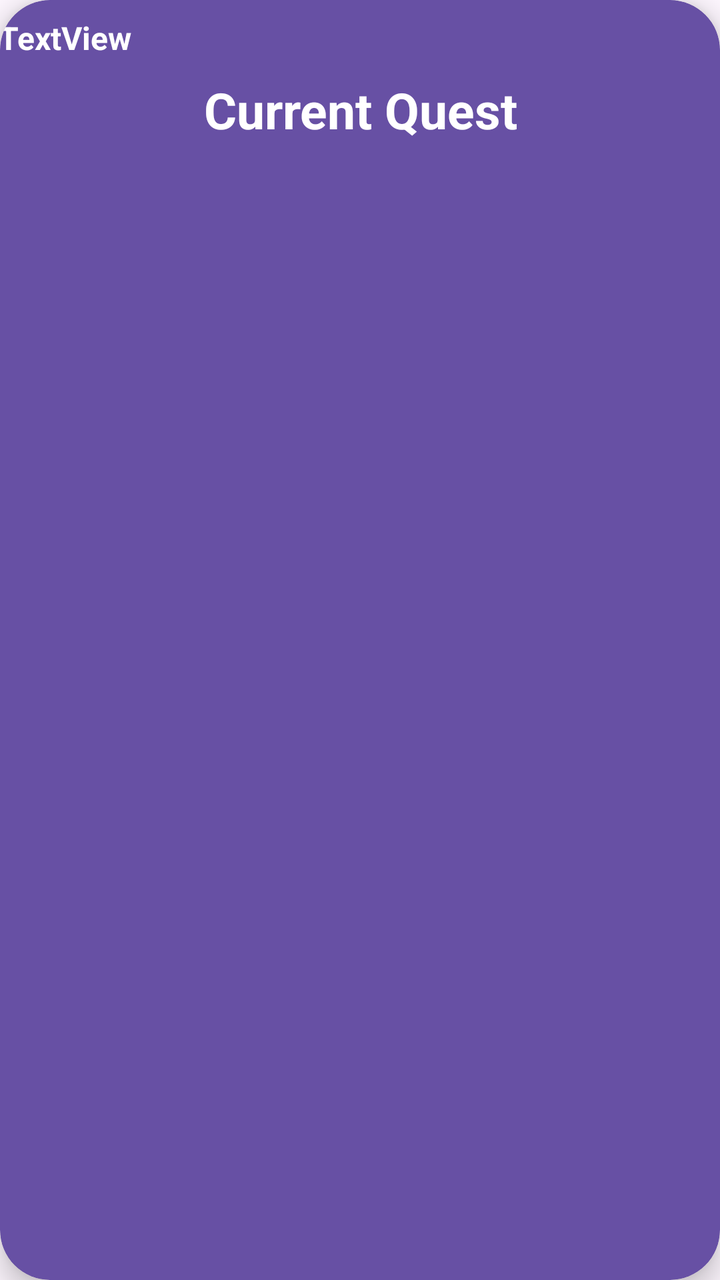
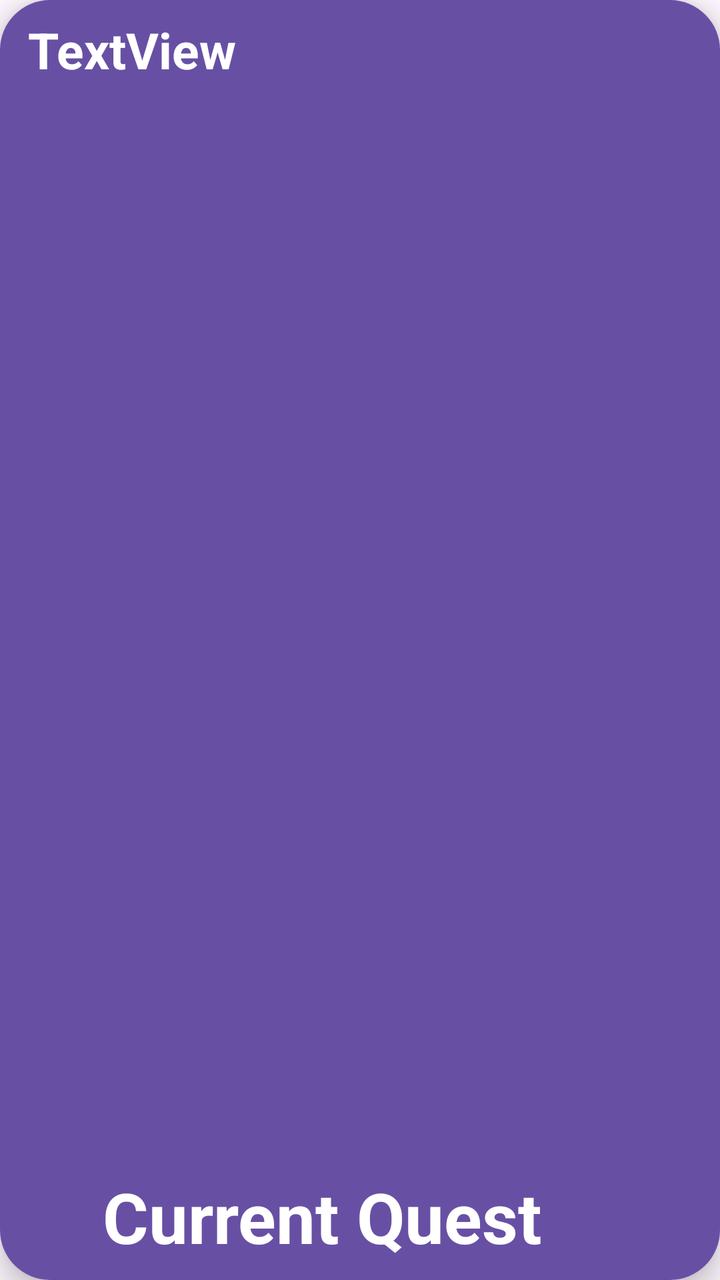

The first picture is an Android layout as it rendered before a commit; the second is the same layout after the commit. The layout source and the unified diff follow.
<!-- AndroidManifest.xml: application theme Theme.QuestLife -->
<!-- res/layout/quest_card.xml -->
<?xml version="1.0" encoding="utf-8"?>
<androidx.cardview.widget.CardView xmlns:android="http://schemas.android.com/apk/res/android"
    xmlns:app="http://schemas.android.com/apk/res-auto"
    xmlns:tools="http://schemas.android.com/tools"
    android:layout_width="match_parent"
    android:layout_height="wrap_content"
    android:layout_margin="8dp"
    app:cardBackgroundColor="#6750A4"
    app:cardCornerRadius="25dp"
    app:cardElevation="8dp">

    <androidx.constraintlayout.widget.ConstraintLayout
        android:layout_width="match_parent"
        android:layout_height="96dp">

        <TextView
            android:id="@+id/textDifficulty"
            android:layout_width="362dp"
            android:layout_height="24dp"
            android:layout_marginTop="8dp"
            android:text="TextView"
            android:textAlignment="viewStart"
            android:textColor="#FFFFFF"
            android:textSize="16sp"
            android:textStyle="bold"
            app:layout_constraintEnd_toEndOf="parent"
            app:layout_constraintStart_toStartOf="parent"
            app:layout_constraintTop_toTopOf="parent" />

        <TextView
            android:id="@+id/textCurrentQuest"
            android:layout_width="361dp"
            android:layout_height="42dp"
            android:text="Current Quest"
            android:textAlignment="center"
            android:textColor="#FFFFFF"
            android:textSize="25sp"
            android:textStyle="bold"
            app:layout_constraintBottom_toBottomOf="parent"
            app:layout_constraintEnd_toEndOf="parent"
            app:layout_constraintHorizontal_bias="0.529"
            app:layout_constraintStart_toStartOf="parent"
            app:layout_constraintTop_toBottomOf="@+id/textDifficulty"
            app:layout_constraintVertical_bias="0.272"
            app:layout_constraintWidth_percent="0.7" />


    </androidx.constraintlayout.widget.ConstraintLayout>

</androidx.cardview.widget.CardView>
<!-- resources referenced by this layout -->
<resources>
  <style name="Theme.QuestLife" parent="Base.Theme.QuestLife" />
  <style name="Base.Theme.QuestLife" parent="Theme.Material3.DayNight.NoActionBar">
          
          
      </style>
</resources>

<!-- the commit's change to res/layout/quest_card.xml (unified diff, before → after) -->
@@ -5,44 +5,66 @@
     android:layout_width="match_parent"
     android:layout_height="wrap_content"
     android:layout_margin="8dp"
-    app:cardBackgroundColor="#6750A4"
+    android:background="#6750A4"
     app:cardCornerRadius="25dp"
     app:cardElevation="8dp">
 
     <androidx.constraintlayout.widget.ConstraintLayout
-        android:layout_width="match_parent"
-        android:layout_height="96dp">
+        android:layout_width="403dp"
+        android:layout_height="match_parent"
+        android:background="#6750A4">
 
         <TextView
             android:id="@+id/textDifficulty"
-            android:layout_width="362dp"
-            android:layout_height="24dp"
+            android:layout_width="294dp"
+            android:layout_height="29dp"
             android:layout_marginTop="8dp"
             android:text="TextView"
             android:textAlignment="viewStart"
             android:textColor="#FFFFFF"
-            android:textSize="16sp"
+            android:textSize="25sp"
             android:textStyle="bold"
             app:layout_constraintEnd_toEndOf="parent"
+            app:layout_constraintHorizontal_bias="0.128"
             app:layout_constraintStart_toStartOf="parent"
             app:layout_constraintTop_toTopOf="parent" />
 
         <TextView
             android:id="@+id/textCurrentQuest"
-            android:layout_width="361dp"
-            android:layout_height="42dp"
+            android:layout_width="294dp"
+            android:layout_height="47dp"
+            android:layout_marginBottom="8dp"
             android:text="Current Quest"
             android:textAlignment="center"
             android:textColor="#FFFFFF"
-            android:textSize="25sp"
+            android:textSize="35sp"
             android:textStyle="bold"
             app:layout_constraintBottom_toBottomOf="parent"
             app:layout_constraintEnd_toEndOf="parent"
-            app:layout_constraintHorizontal_bias="0.529"
+            app:layout_constraintHorizontal_bias="0.127"
             app:layout_constraintStart_toStartOf="parent"
             app:layout_constraintTop_toBottomOf="@+id/textDifficulty"
-            app:layout_constraintVertical_bias="0.272"
+            app:layout_constraintVertical_bias="1.0"
             app:layout_constraintWidth_percent="0.7" />
+
+        <Button
+            android:id="@+id/completedQuestButton"
+            style="@style/ShapeAppearanceOverlay.Material3.Corner.Bottom"
+            android:layout_width="70dp"
+            android:layout_height="70dp"
+            android:layout_marginEnd="16dp"
+            android:elegantTextHeight="false"
+            android:fadingEdge="horizontal|vertical"
+            android:fadingEdgeLength="15dp"
+            android:foreground="@drawable/checked_checkbox_64"
+            android:singleLine="false"
+            android:textColor="@color/black"
+            android:textStyle="bold"
+            app:layout_constraintBottom_toBottomOf="parent"
+            app:layout_constraintEnd_toEndOf="parent"
+            app:layout_constraintHorizontal_bias="0.0"
+            app:layout_constraintStart_toEndOf="@+id/textCurrentQuest"
+            app:layout_constraintTop_toTopOf="parent" />
 
 
     </androidx.constraintlayout.widget.ConstraintLayout>
<!-- resource entries referenced after the edit -->
@@ -1,5 +1,7 @@
 <!-- resources referenced by this layout -->
 <resources>
+  <color name="black">#FF000000</color>
+  <!-- drawable checked_checkbox_64: png bitmap (drawable, 1651 bytes) -->
   <style name="Theme.QuestLife" parent="Base.Theme.QuestLife" />
   <style name="Base.Theme.QuestLife" parent="Theme.Material3.DayNight.NoActionBar">
           
